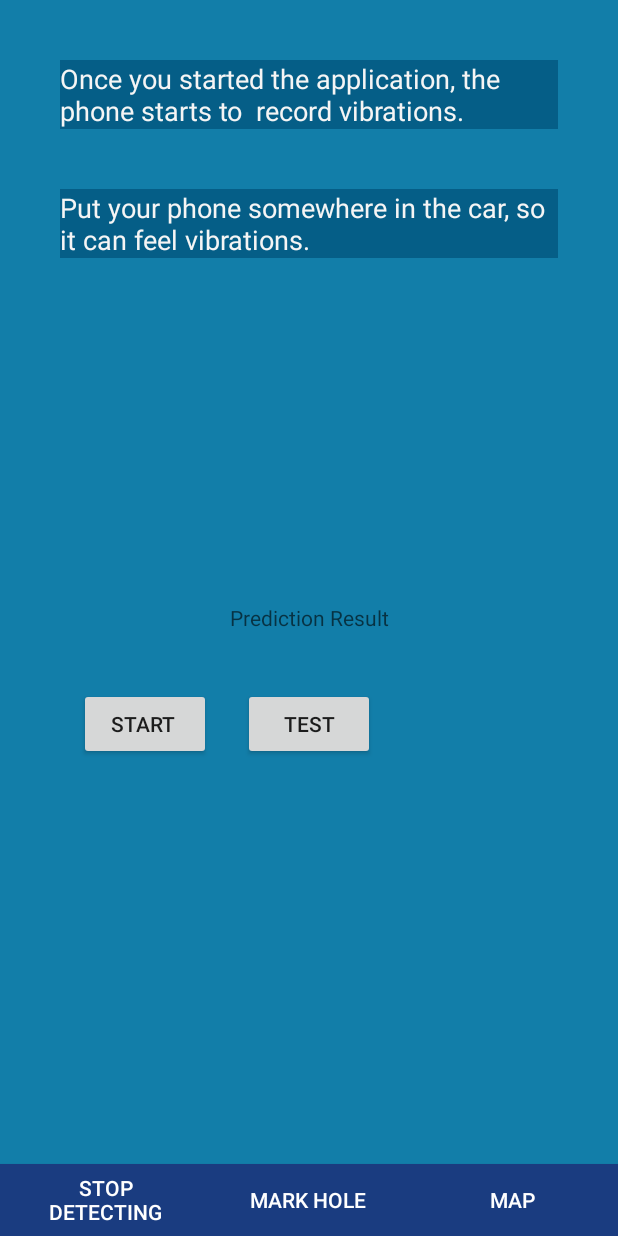
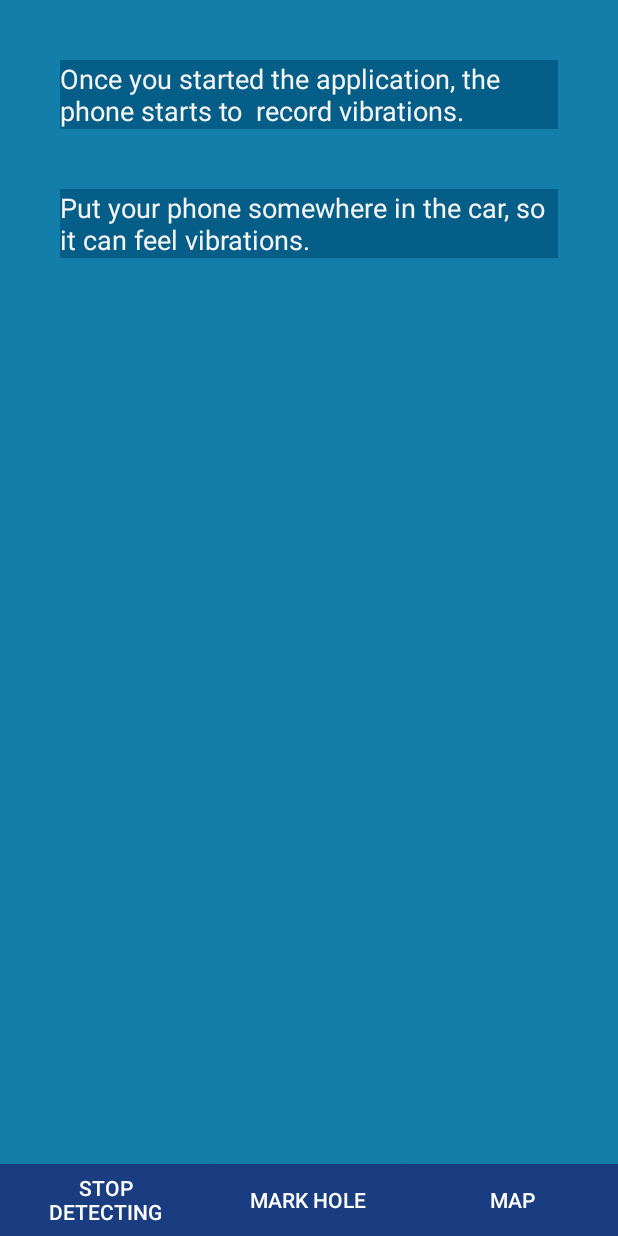
Before and after one commit to stefanavram/RG, an Android app: the screen it shows after launch (MainActivity), after a tap on an icon or button, on a phone screen of 412 x 824 dp. Run offline under Robolectric (Android 15) with nearby library versions, the phone set to English and light mode, and no system bars; pictures from the network do not load; 2 statements that could not run were skipped.

Commit message:
hided prediction ui

```diff
--- a/TestAccelerometer/app/src/main/java/com/roadgems/testaccelerometer/MainActivity.java
+++ b/TestAccelerometer/app/src/main/java/com/roadgems/testaccelerometer/MainActivity.java
@@ -139,6 +139,7 @@ public class MainActivity extends Activity implements View.OnClickListener {
     }
 
     public void saveData(View view) {
+        hidePredictionUI();
         if (saveDataToggle == true) {
             Toast.makeText(getApplicationContext(), "Stop detecting..", Toast.LENGTH_SHORT).show();
             Button btnSave =(Button) findViewById(R.id.btnSave);
@@ -155,6 +156,7 @@ public class MainActivity extends Activity implements View.OnClickListener {
     }
 
     public void displayMap(View view) {
+        hidePredictionUI();
         if (mapToggle == false) {
             myWebView.loadUrl("https://roadgems.go.ro/map.html");
             myWebView.setVisibility(View.VISIBLE);
@@ -203,6 +205,7 @@ public class MainActivity extends Activity implements View.OnClickListener {
 
     public void hole(View view) {
 
+        hidePredictionUI();
         gps = new GPSTracker(MainActivity.this);
         // check if GPS enabled
         markHole();
@@ -298,6 +301,13 @@ public class MainActivity extends Activity implements View.OnClickListener {
 		toast1.show();
 	}
     /*-----------------*/
+
+    private void hidePredictionUI(){
+        resultText.setVisibility(View.GONE);
+        start.setVisibility(View.GONE);
+        test.setVisibility(View.GONE);
+    }
+
 
     private class HoleTimer extends TimerTask {
         public void run() {
--- a/TestAccelerometer/app/src/main/res/layout/content_main.xml
+++ b/TestAccelerometer/app/src/main/res/layout/content_main.xml
@@ -104,24 +104,34 @@
         android:layout_alignLeft="@+id/textView3"
         android:layout_alignStart="@+id/textView3"
         android:textAlignment="center"
-        android:hint="Prediction Result" />
+        android:hint="Prediction Result"
+        android:textColor="@color/white"
+        android:background="@color/btn_bg"
+        android:textColorHint="@color/white"
+        android:textSize="18dp"
+        android:textStyle="bold|italic" />
 
     <Button
         android:layout_width="wrap_content"
         android:layout_height="wrap_content"
         android:text="START "
         android:id="@+id/startSensor"
+        android:layout_marginTop="38dp"
+        android:background="@color/btn_bg"
+        android:textColor="@color/white"
         android:layout_below="@+id/activityText"
-        android:layout_toLeftOf="@+id/hole"
-        android:layout_toStartOf="@+id/hole"
-        android:layout_marginTop="37dp" />
+        android:layout_toLeftOf="@+id/showOutput"
+        android:layout_toStartOf="@+id/showOutput" />
 
     <Button
         android:layout_width="wrap_content"
         android:layout_height="wrap_content"
         android:text="TEST"
         android:id="@+id/testButton"
-        android:layout_alignBottom="@+id/startSensor"
-        android:layout_centerHorizontal="true" />
+        android:background="@color/btn_bg"
+        android:textColor="@color/white"
+        android:layout_alignTop="@+id/startSensor"
+        android:layout_toRightOf="@+id/showOutput"
+        android:layout_toEndOf="@+id/showOutput" />
 
 </RelativeLayout>
```
Also changed, not shown: 1 other file.
